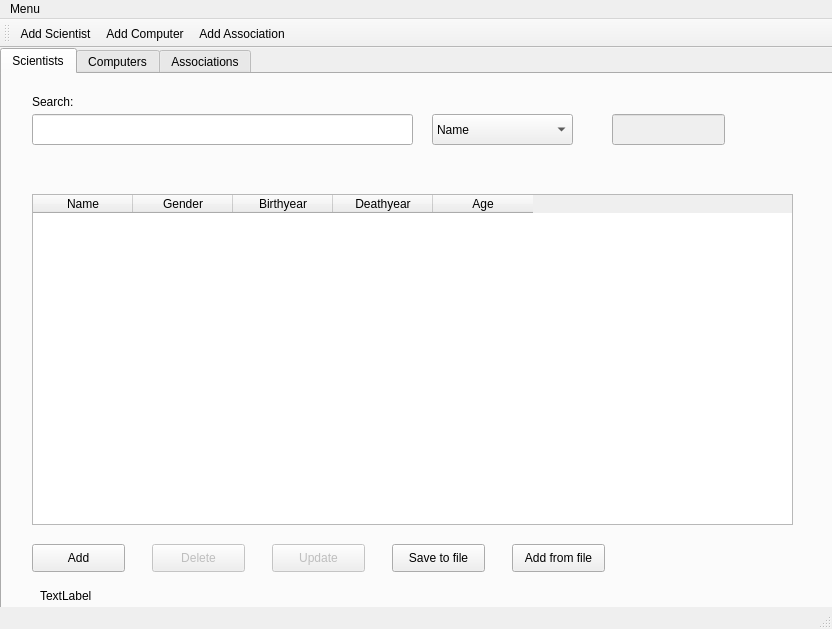
First picture: the form in mainwindow.ui, repository marthagb/VLN1-Skil-3, before the edit.
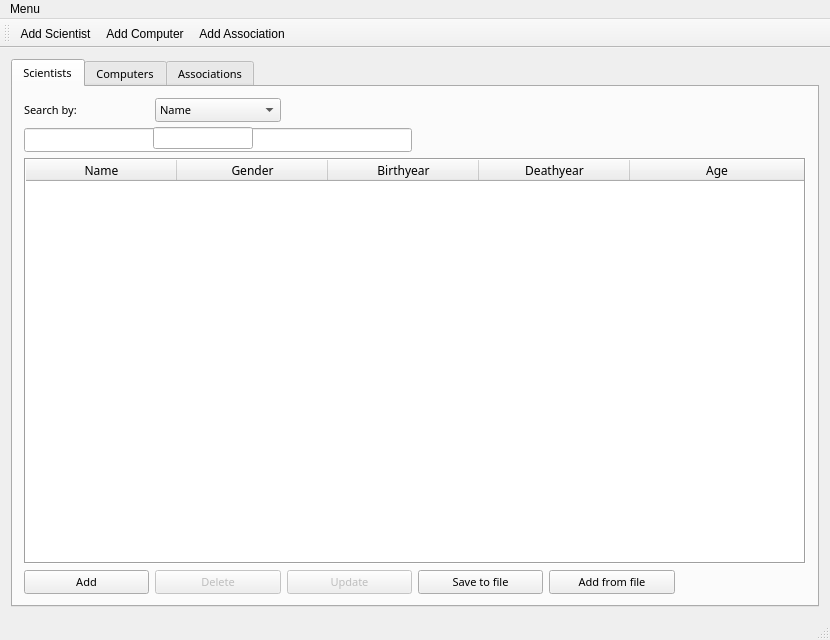
Second picture: the form after the edit. The open tabs and pages were chosen to show the change. Icons and pictures are not drawn.

```diff
--- a/mainwindow.ui
+++ b/mainwindow.ui
@@ -6,29 +6,44 @@
    <rect>
     <x>0</x>
     <y>0</y>
-    <width>832</width>
-    <height>629</height>
+    <width>830</width>
+    <height>640</height>
    </rect>
   </property>
   <property name="windowTitle">
    <string>MainWindow</string>
   </property>
   <widget class="QWidget" name="centralWidget">
+   <layout class="QVBoxLayout" name="verticalLayout">
+    <item>
    <widget class="QTabWidget" name="mainOptions">
-    <property name="geometry">
-     <rect>
-      <x>0</x>
-      <y>0</y>
-      <width>841</width>
-      <height>571</height>
-     </rect>
+      <property name="sizePolicy">
+       <sizepolicy hsizetype="Preferred" vsizetype="Preferred">
+        <horstretch>0</horstretch>
+        <verstretch>0</verstretch>
+       </sizepolicy>
+      </property>
+      <property name="font">
+       <font>
+        <family>Rockwell</family>
+        <pointsize>8</pointsize>
+        <weight>50</weight>
+        <italic>false</italic>
+        <bold>false</bold>
+       </font>
     </property>
     <property name="accessibleName">
      <string/>
     </property>
+      <property name="layoutDirection">
+       <enum>Qt::LeftToRight</enum>
+      </property>
     <property name="autoFillBackground">
      <bool>false</bool>
     </property>
+      <property name="tabShape">
+       <enum>QTabWidget::Rounded</enum>
+      </property>
     <property name="currentIndex">
      <number>2</number>
     </property>
@@ -39,18 +54,105 @@
      <attribute name="title">
       <string>Scientists</string>
      </attribute>
+       <layout class="QGridLayout" name="gridLayout">
+        <item row="0" column="1">
+         <widget class="QComboBox" name="searchScientistsByBox">
+          <item>
+           <property name="text">
+            <string>Name</string>
+           </property>
+          </item>
+          <item>
+           <property name="text">
+            <string>Gender</string>
+           </property>
+          </item>
+          <item>
+           <property name="text">
+            <string>Birth Year</string>
+           </property>
+          </item>
+          <item>
+           <property name="text">
+            <string>Birth Year Range</string>
+           </property>
+          </item>
+         </widget>
+        </item>
+        <item row="3" column="4">
+         <widget class="QPushButton" name="addScientistsFromFileButton">
+          <property name="text">
+           <string>Add from file</string>
+          </property>
+         </widget>
+        </item>
+        <item row="3" column="2">
+         <widget class="QPushButton" name="updateScientistButton">
+          <property name="enabled">
+           <bool>false</bool>
+          </property>
+          <property name="text">
+           <string>Update</string>
+          </property>
+         </widget>
+        </item>
+        <item row="3" column="3">
+         <widget class="QPushButton" name="saveScientistsToFileButton">
+          <property name="text">
+           <string>Save to file</string>
+          </property>
+         </widget>
+        </item>
+        <item row="0" column="0">
+         <widget class="QLabel" name="searchLabelScientists">
+          <property name="text">
+           <string>Search by:</string>
+          </property>
+         </widget>
+        </item>
+        <item row="3" column="0">
+         <widget class="QPushButton" name="addScientistButton">
+          <property name="text">
+           <string>Add</string>
+          </property>
+         </widget>
+        </item>
+        <item row="3" column="1">
+         <widget class="QPushButton" name="deleteScientistButton">
+          <property name="enabled">
+           <bool>false</bool>
+          </property>
+          <property name="text">
+           <string>Delete</string>
+          </property>
+         </widget>
+        </item>
+        <item row="2" column="0" colspan="6">
      <widget class="QTableWidget" name="scientistTable">
-      <property name="geometry">
-       <rect>
-        <x>30</x>
-        <y>120</y>
-        <width>761</width>
-        <height>331</height>
-       </rect>
+          <property name="sizePolicy">
+           <sizepolicy hsizetype="Expanding" vsizetype="Expanding">
+            <horstretch>0</horstretch>
+            <verstretch>0</verstretch>
+           </sizepolicy>
+          </property>
+          <property name="font">
+           <font>
+            <family>Rockwell</family>
+            <pointsize>9</pointsize>
+           </font>
+          </property>
+          <property name="layoutDirection">
+           <enum>Qt::LeftToRight</enum>
       </property>
       <property name="autoFillBackground">
        <bool>false</bool>
       </property>
+          <property name="frameShape">
+           <enum>QFrame::Box</enum>
+          </property>
+          <property name="frameShadow">
+           <enum>QFrame::Sunken</enum>
+          </property>
       <property name="horizontalScrollBarPolicy">
        <enum>Qt::ScrollBarAsNeeded</enum>
       </property>
@@ -60,6 +162,9 @@
       <property name="editTriggers">
        <set>QAbstractItemView::NoEditTriggers</set>
       </property>
+          <property name="alternatingRowColors">
+           <bool>true</bool>
+          </property>
       <property name="selectionMode">
        <enum>QAbstractItemView::SingleSelection</enum>
       </property>
@@ -78,8 +183,11 @@
       <attribute name="horizontalHeaderCascadingSectionResizes">
        <bool>false</bool>
       </attribute>
+          <attribute name="horizontalHeaderDefaultSectionSize">
+           <number>151</number>
+          </attribute>
       <attribute name="horizontalHeaderStretchLastSection">
-       <bool>false</bool>
+           <bool>true</bool>
       </attribute>
       <column>
        <property name="text">
@@ -107,145 +215,21 @@
        </property>
       </column>
      </widget>
-     <widget class="QLineEdit" name="searchInputScientists">
-      <property name="geometry">
-       <rect>
-        <x>30</x>
-        <y>40</y>
-        <width>381</width>
-        <height>31</height>
-       </rect>
-      </property>
-     </widget>
-     <widget class="QComboBox" name="searchScientistsByBox">
-      <property name="geometry">
-       <rect>
-        <x>430</x>
-        <y>40</y>
-        <width>141</width>
-        <height>31</height>
-       </rect>
-      </property>
-      <item>
-       <property name="text">
-        <string>Name</string>
-       </property>
-      </item>
-      <item>
-       <property name="text">
-        <string>Gender</string>
-       </property>
-      </item>
-      <item>
-       <property name="text">
-        <string>Year of Birth</string>
-       </property>
-      </item>
-      <item>
-       <property name="text">
-        <string>Birth Year Range</string>
-       </property>
-      </item>
-      <item>
-       <property name="text">
-        <string>Year of Death</string>
-       </property>
-      </item>
-     </widget>
-     <widget class="QPushButton" name="addScientistButton">
-      <property name="geometry">
-       <rect>
-        <x>30</x>
-        <y>470</y>
-        <width>93</width>
-        <height>28</height>
-       </rect>
-      </property>
-      <property name="text">
-       <string>Add</string>
-      </property>
-     </widget>
-     <widget class="QPushButton" name="deleteScientistButton">
-      <property name="enabled">
-       <bool>false</bool>
-      </property>
-      <property name="geometry">
-       <rect>
-        <x>150</x>
-        <y>470</y>
-        <width>93</width>
-        <height>28</height>
-       </rect>
-      </property>
-      <property name="text">
-       <string>Delete</string>
-      </property>
-     </widget>
-     <widget class="QPushButton" name="updateScientistButton">
-      <property name="enabled">
-       <bool>false</bool>
-      </property>
-      <property name="geometry">
-       <rect>
-        <x>270</x>
-        <y>470</y>
-        <width>93</width>
-        <height>28</height>
-       </rect>
-      </property>
-      <property name="text">
-       <string>Update</string>
-      </property>
-     </widget>
-     <widget class="QPushButton" name="saveScientistsToFileButton">
-      <property name="geometry">
-       <rect>
-        <x>390</x>
-        <y>470</y>
-        <width>93</width>
-        <height>28</height>
-       </rect>
-      </property>
-      <property name="text">
-       <string>Save to file</string>
-      </property>
-     </widget>
-     <widget class="QPushButton" name="addScientistsFromFileButton">
-      <property name="geometry">
-       <rect>
-        <x>510</x>
-        <y>470</y>
-        <width>93</width>
-        <height>28</height>
-       </rect>
-      </property>
-      <property name="text">
-       <string>Add from file</string>
-      </property>
-     </widget>
-     <widget class="QLabel" name="searchLabelScientists">
-      <property name="geometry">
-       <rect>
-        <x>30</x>
-        <y>20</y>
-        <width>55</width>
-        <height>16</height>
-       </rect>
-      </property>
-      <property name="text">
-       <string>Search:</string>
-      </property>
-     </widget>
+        </item>
+        <item row="1" column="0" colspan="3">
+         <widget class="QLineEdit" name="searchInputScientists"/>
+        </item>
+       </layout>
      <widget class="QLineEdit" name="lastYearInputScientist">
       <property name="enabled">
-       <bool>false</bool>
+         <bool>true</bool>
       </property>
       <property name="geometry">
        <rect>
-        <x>610</x>
+          <x>140</x>
         <y>40</y>
-        <width>113</width>
-        <height>31</height>
+          <width>100</width>
+          <height>22</height>
        </rect>
       </property>
      </widget>
@@ -609,26 +593,15 @@
      </widget>
     </widget>
    </widget>
-   <widget class="QLabel" name="ErrorLabelMainScientists">
-    <property name="geometry">
-     <rect>
-      <x>40</x>
-      <y>540</y>
-      <width>351</width>
-      <height>16</height>
-     </rect>
-    </property>
-    <property name="text">
-     <string>TextLabel</string>
-    </property>
-   </widget>
+    </item>
+   </layout>
   </widget>
   <widget class="QMenuBar" name="menuBar">
    <property name="geometry">
     <rect>
      <x>0</x>
      <y>0</y>
-     <width>832</width>
+     <width>830</width>
      <height>26</height>
     </rect>
    </property>
```
Left out of the diff: 401 changed lines with no effect on the pictures. Lines whose indentation alone changed are shown as unchanged.
